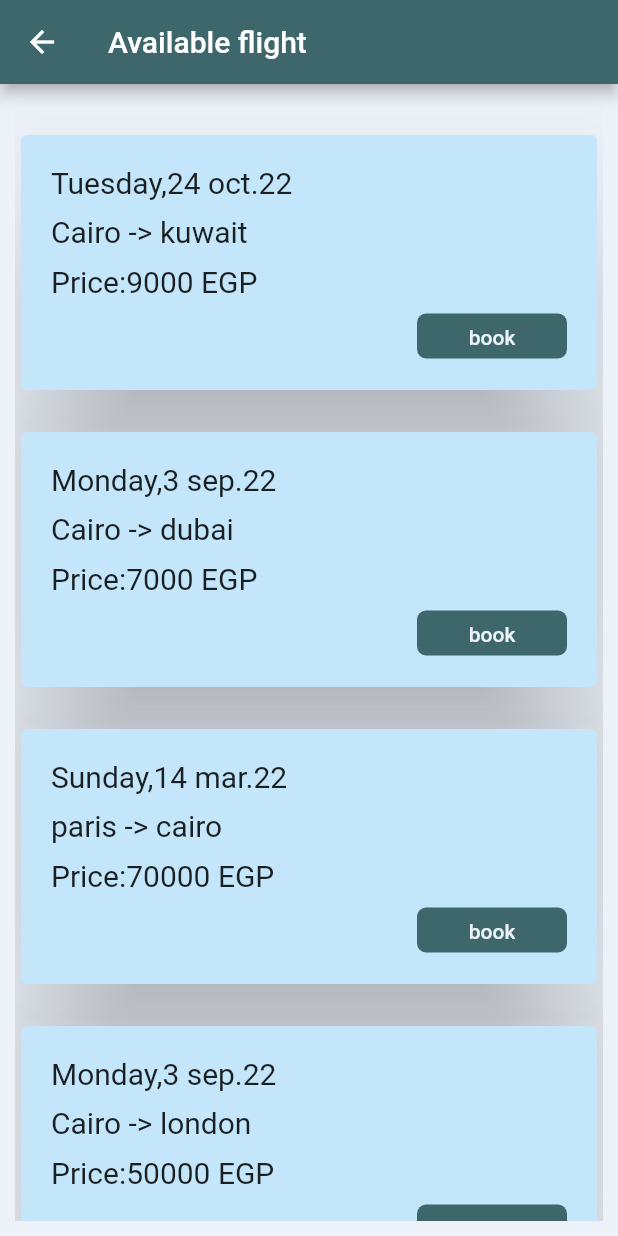
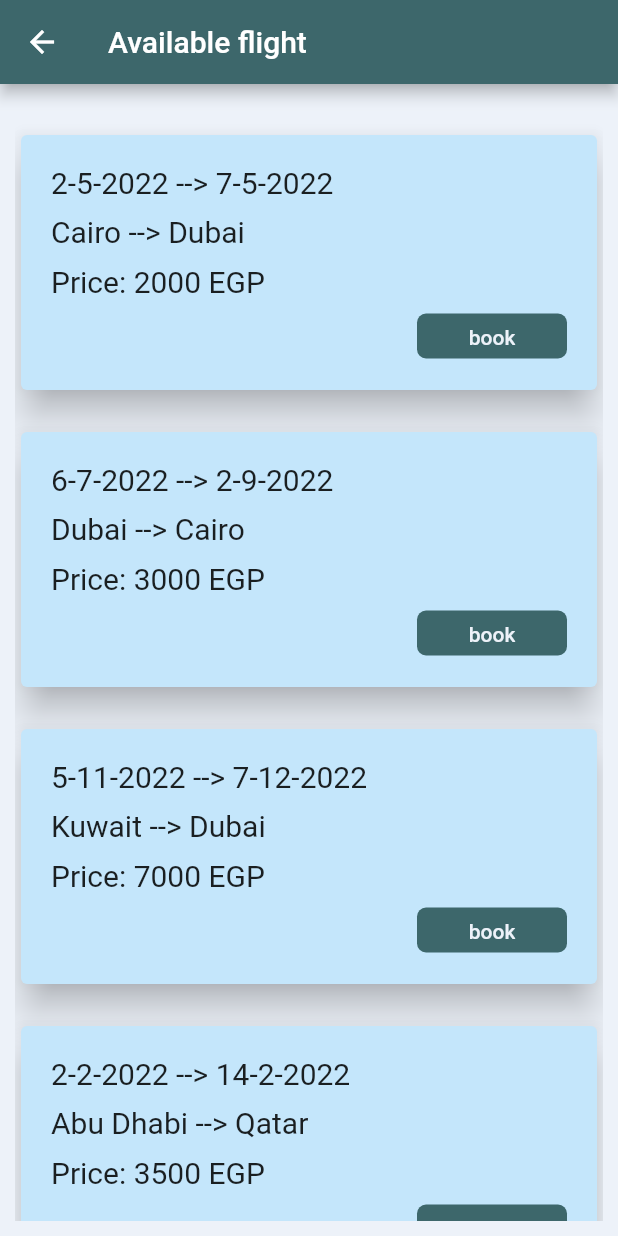
Before and after one commit to Mernamohamed44/airlineResrvation, a Flutter app: the AvailableFlight screen opened directly, on a phone screen of 412 x 824 dp. Run offline on Flutter 3.47's test engine with Material 2 defaults, Android fonts, the phone set to English and light mode, and no system bars; our stand-ins replace firebase_core; accounts and stored records are empty.

Commit message:
some updates

```diff
--- a/lib/app/services/api_keys.dart
+++ /dev/null
@@ -1,3 +0,0 @@
-class APIKeys{
-  static String sandboxKey = "";
-}
--- a/lib/firebase/auth.dart
+++ b/lib/firebase/auth.dart
@@ -1,6 +1,4 @@
 import 'dart:convert';
-
-import 'package:flutter/foundation.dart';
 import 'package:http/http.dart 'as http;
 class Auth  {
   Future<void> authenticate (String email , String password , String urlSegment) async{
--- /dev/null
+++ b/lib/flight_data.dart
@@ -0,0 +1,22 @@
+
+import 'package:zeft/flight_module.dart';
+
+const List<Flight> flightData = [
+  Flight("12345", "Cairo", "Dubai", "2-5-2022", "7-5-2022", "2", "Economy",
+      "Visa card" , "2000 EGP"),
+  Flight("56789", "Dubai", "Cairo", "6-7-2022", "2-9-2022", "2", "Business",
+      "Visa card","3000 EGP"),
+  Flight("10000", "Kuwait", "Dubai", "5-11-2022", "7-12-2022", "2", "First",
+      "Visa card", "7000 EGP"),
+  Flight("23456", "Abu Dhabi", "Qatar", "2-2-2022", "14-2-2022", "2", "Economy",
+      "Visa card","3500 EGP"),
+  Flight("98765", "Algeria", "Cairo", "6-10-2022", "23-10-2022", "2", "Business",
+      "Visa card","6000 EGP"),
+  Flight("54321", "London", "Dubai", "17-3-2022", "5-4-2022", "2", "First",
+      "Visa card","2000 EGP"),
+  Flight("20000", "Cairo", "London", "8-8-2022", "25-8-2022", "2", "Economy",
+      "Visa card","2500 EGP"),
+  Flight("50000", "Kuwait", "Cairo", "11-9-2022", "9-11-2022", "2", "Business",
+      "Visa card","4000 EGP"),
+
+];
--- /dev/null
+++ b/lib/flight_module.dart
@@ -0,0 +1,23 @@
+class Flight {
+  const Flight(
+    this.id,
+    this.departureAirport,
+    this.arrivalAirport,
+    this.departureDate,
+    this.arrivalDate,
+    this.noTravellers,
+    this.ticketClass,
+    this.paymentMethod,
+    this.price,
+  );
+
+  final String id;
+  final String departureAirport;
+  final String arrivalAirport;
+  final String departureDate;
+  final String arrivalDate;
+  final String noTravellers;
+  final String ticketClass;
+  final String paymentMethod;
+  final String price;
+}
--- a/lib/screens/ava_flight.dart
+++ b/lib/screens/ava_flight.dart
@@ -5,10 +5,7 @@ import 'ticket_info.dart';
 
 // ignore: must_be_immutable
 class AvailableFlight extends StatelessWidget {
-  Color c = const Color.fromRGBO(196, 230, 251, 1);
-  Color cb = const Color.fromRGBO(61, 103, 107, 1);
-
-  AvailableFlight({Key? key}) : super(key: key);
+  const AvailableFlight({Key? key}) : super(key: key);
 
   @override
   Widget build(BuildContext context) {
@@ -16,7 +13,7 @@ class AvailableFlight extends StatelessWidget {
       backgroundColor: white,
       appBar: AppBar(
         title: const Text('Available flight'),
-        backgroundColor: cb,
+        backgroundColor: darkBlue,
       ),
       body: Padding(
         padding: const EdgeInsets.all(10.0),
@@ -28,35 +25,41 @@ class AvailableFlight extends StatelessWidget {
               ),
               InkWell(
                   child: const AvaCard(
-                      text1: 'Tuesday,24 oct.22',
-                      text2: 'Cairo -> kuwait',
-                      text3: 'Price:9000 EGP'),
+                    index: 0,
+                  ),
                   onTap: () {
                     Navigator.of(context).push(MaterialPageRoute(builder: (_) {
-                      return TicketInfo();
+                      return const TicketInfo();
                     }));
                   }),
               const SizedBox(
                 height: 20,
               ),
-              const AvaCard(
-                  text1: 'Monday,3 sep.22',
-                  text2: 'Cairo -> dubai',
-                  text3: 'Price:7000 EGP'),
+              const AvaCard(index: 1),
               const SizedBox(
                 height: 20,
               ),
-              const AvaCard(
-                  text1: 'Sunday,14 mar.22',
-                  text2: 'paris -> cairo',
-                  text3: 'Price:70000 EGP'),
+              const AvaCard(index: 2),
               const SizedBox(
                 height: 20,
               ),
-              const AvaCard(
-                  text1: 'Monday,3 sep.22',
-                  text2: 'Cairo -> london',
-                  text3: 'Price:50000 EGP'),
+              const AvaCard(index: 3),
+              const SizedBox(
+                height: 20,
+              ),
+              const AvaCard(index: 4),
+              const SizedBox(
+                height: 20,
+              ),
+              const AvaCard(index: 5),
+              const SizedBox(
+                height: 20,
+              ),
+              const AvaCard(index: 6),
+              const SizedBox(
+                height: 20,
+              ),
+              const AvaCard(index: 7),
             ],
           ),
         ),
--- a/lib/screens/booking.dart
+++ b/lib/screens/booking.dart
@@ -18,7 +18,7 @@ class Booking extends StatefulWidget {
 class _BookingState extends State<Booking> {
   gotoAvaFlight(BuildContext ctx) {
     Navigator.of(ctx).push(MaterialPageRoute(builder: (_) {
-      return AvailableFlight();
+      return const AvailableFlight();
     }));
   }
 
--- a/lib/screens/login.dart
+++ b/lib/screens/login.dart
@@ -1,4 +1,4 @@
-import 'package:flutter/cupertino.dart';
+
 import 'package:flutter/material.dart';
 import 'package:zeft/colors.dart';
 import '../firebase/auth.dart';
@@ -127,7 +127,8 @@ class _LoginState extends State<Login> {
                         if (emailController.text.isEmpty ||
                             passwordController.text.isEmpty) {
                           showDialogMessage();
-                        } else {
+                        }
+                        else {
                           Auth()
                               .signIn(
                                   emailController.text, passwordController.text)
--- a/lib/widgets/ava_card.dart
+++ b/lib/widgets/ava_card.dart
@@ -1,31 +1,30 @@
 import 'package:flutter/material.dart';
 import 'package:zeft/colors.dart';
+import 'package:zeft/flight_data.dart';
 import 'package:zeft/screens/personal_info.dart';
 
 class AvaCard extends StatelessWidget {
   const AvaCard(
-      {Key? key, required this.text1, required this.text2, required this.text3})
+      {Key? key, required this.index})
       : super(key: key);
 
-  final String text1;
-  final String text2;
-  final String text3;
+  final int index;
 
   @override
   Widget build(BuildContext context) {
     return Card(
         color: lightBlue,
-        elevation: 40,
+        elevation: 10,
         child: Container(
           height: 170,
           padding: const EdgeInsets.all(20.0),
           child:
               Column(crossAxisAlignment: CrossAxisAlignment.start, children: [
-            Text(text1, style: const TextStyle(fontSize: 20)),
+            Text(flightData[index].departureDate + " --> " + flightData[index].arrivalDate, style: const TextStyle(fontSize: 20)),
             const SizedBox(height: 10),
-            Text(text2, style: const TextStyle(fontSize: 20)),
+            Text(flightData[index].departureAirport + " --> " + flightData[index].arrivalAirport, style: const TextStyle(fontSize: 20)),
             const SizedBox(height: 10),
-            Text(text3, style: const TextStyle(fontSize: 20)),
+            Text("Price: " + flightData[index].price, style: const TextStyle(fontSize: 20)),
             const SizedBox(height: 10),
             Row(
               mainAxisAlignment: MainAxisAlignment.end,
```
